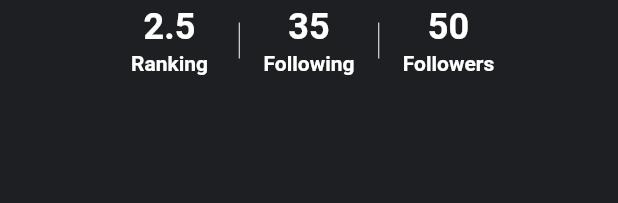
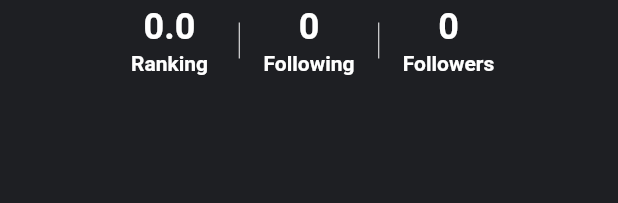
Before and after one commit to xTrimy/Liquid-Bash, a Flutter app: the NumbersWidget widget shown alone on an empty page, opened directly, on a phone screen of 412 x 824 dp. Shown: the top 203 px of the screen. Run offline on Flutter 3.47's test engine with Material 2 defaults, Android fonts, the phone set to English and light mode, and no system bars; our stand-ins replace carousel_slider, cloud_firestore, datetime_picker_formfield, firebase_auth, firebase_core, firebase_messaging and 1 more; accounts and stored records are empty; network calls fail.

Commit message:
Update widgets

```diff
--- a/lib/main.dart
+++ b/lib/main.dart
@@ -6,6 +6,7 @@ import 'package:liquid_bash/pages/home_logged.dart';
 import 'package:liquid_bash/pages/home_loggedt.dart';
 import 'package:liquid_bash/pages/registration_first.dart';
 import 'package:liquid_bash/pages/response.dart';
+import 'package:liquid_bash/pages/tournaments.dart';
 import 'package:liquid_bash/pages/view_users.dart';
 import 'package:liquid_bash/services/game_service.dart';
 import 'package:liquid_bash/services/organizer_service.dart';
@@ -59,6 +60,7 @@ class MyApp extends StatelessWidget {
     });
 
     return MaterialApp(
+      debugShowCheckedModeBanner: false,
       initialRoute: '/',
       routes: {
         '/': (context) => const HomePage(),
@@ -77,6 +79,8 @@ class MyApp extends StatelessWidget {
         '/admin-dashboard': (context) => Adminhome(),
         '/edit-profile': (context) => EditProfilePage(),
         '/upgradetopro': (context) => const UpgradeToPro(),
+        '/tournaments': (context) => const TournamentsPage(),
+        '/profile': (context) => ProfilePage(),
       },
       title: 'Liquid Bash',
       theme: ThemeData(
--- a/lib/services/users_service.dart
+++ b/lib/services/users_service.dart
@@ -49,6 +49,7 @@ class UserService extends ChangeNotifier {
     _isGamesLoaded = true;
   }
 
+
   List<Game> getUserGames() {
     return games;
   }
--- a/lib/widget/numbers_widget.dart
+++ b/lib/widget/numbers_widget.dart
@@ -5,11 +5,11 @@ class NumbersWidget extends StatelessWidget {
   Widget build(BuildContext context) => Row(
         mainAxisAlignment: MainAxisAlignment.center,
         children: <Widget>[
-          buildButton(context, '2.5', 'Ranking'),
+          buildButton(context, '0.0', 'Ranking'),
           buildDivider(),
-          buildButton(context, '35', 'Following'),
+          buildButton(context, '0', 'Following'),
           buildDivider(),
-          buildButton(context, '50', 'Followers'),
+          buildButton(context, '0', 'Followers'),
         ],
       );
   Widget buildDivider() => Container(
--- a/lib/widget/textfield_widget.dart
+++ b/lib/widget/textfield_widget.dart
@@ -41,10 +41,10 @@ class _TextFieldWidgetState extends State<TextFieldWidget> {
         children: [
           Text(
             widget.label,
-            style: TextStyle(fontWeight: FontWeight.bold, fontSize: 16),
+            style: const TextStyle(fontWeight: FontWeight.bold, fontSize: 16),
           ),
           const SizedBox(height: 8),
-          TextField(
+          TextFormField(
             controller: controller,
             decoration: InputDecoration(
               border: OutlineInputBorder(
--- a/pubspec.yaml
+++ b/pubspec.yaml
@@ -15,7 +15,7 @@ description: A new Flutter project.
 # In iOS, build-name is used as CFBundleShortVersionString while build-number used as CFBundleVersion.
 # Read more about iOS versioning at
 # https://developer.apple.com/library/archive/documentation/General/Reference/InfoPlistKeyReference/Articles/CoreFoundationKeys.html
-version: 1.0.1+2
+version: 1.0.3+3
 
 environment:
   sdk: ">=2.12.0 <3.0.0"
```
